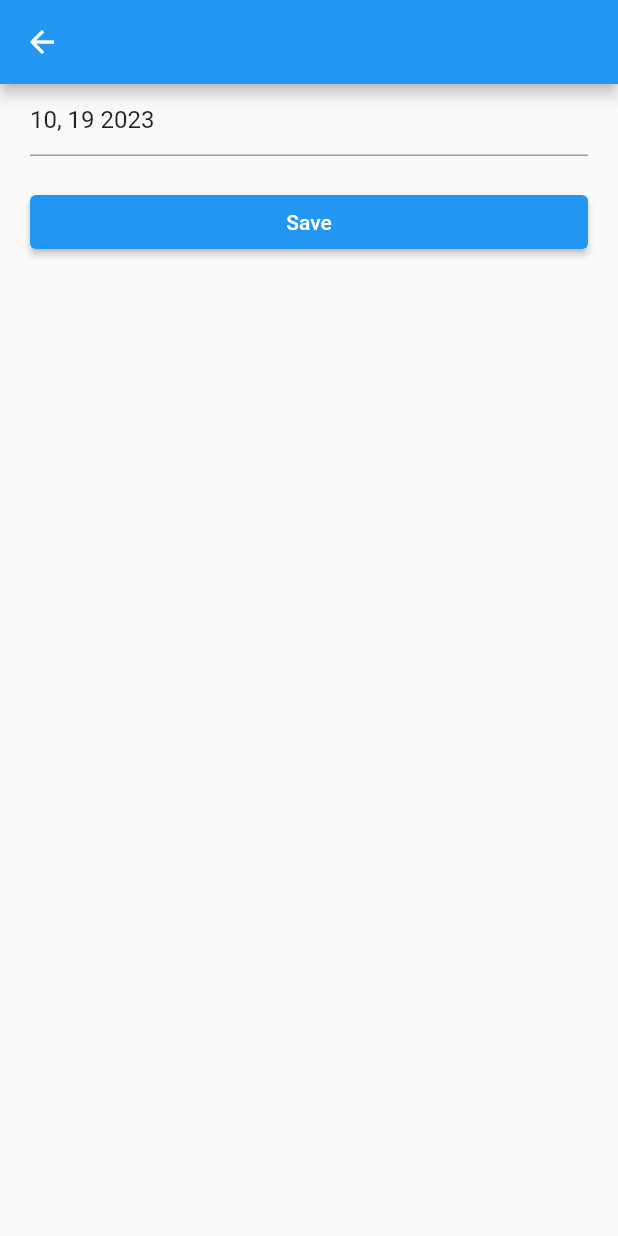
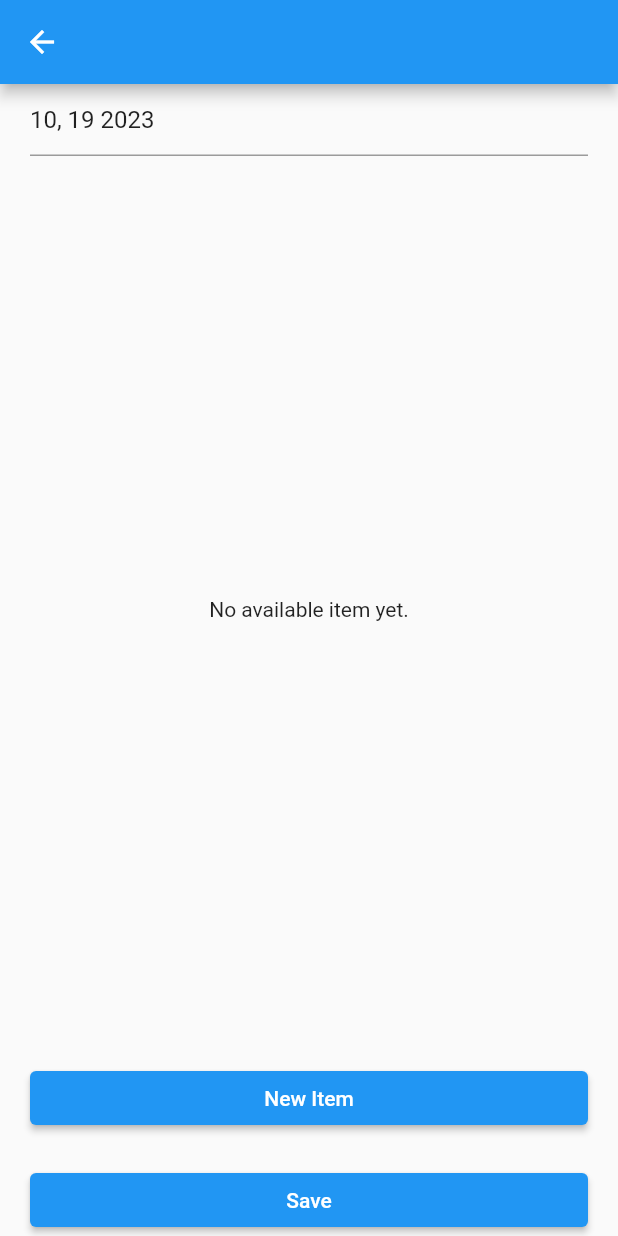
Before and after one commit to Alastier07/melchase-app, a Flutter app: the screen it shows after launch, after a tap on the "add" icon, on a phone screen of 412 x 824 dp. Run offline on Flutter 3.47's test engine with Material 2 defaults, Android fonts, the phone set to English and light mode, and no system bars; our stand-ins replace flutter_bloc.

Commit message:
test add item

```diff
--- a/lib/screens/new_purchase_screen.dart
+++ b/lib/screens/new_purchase_screen.dart
@@ -2,7 +2,9 @@ import 'package:flutter/material.dart';
 import 'package:flutter_bloc/flutter_bloc.dart';
 import 'package:intl/intl.dart';
 
+import '../blocs/item_bloc/item_bloc.dart';
 import '../blocs/purchase_bloc/purchase_bloc.dart';
+import '../models/item_model.dart';
 import '../models/purchase_model.dart';
 
 class NewPurchaseScreen extends StatefulWidget {
@@ -54,6 +56,56 @@ class _NewPurchaseScreenState extends State<NewPurchaseScreen> {
               },
             ),
             const SizedBox(height: 20),
+            Expanded(
+              child: BlocBuilder<ItemBloc, ItemState>(
+                builder: (context, state) {
+                  if (state.item.isEmpty) {
+                    return const Center(
+                      child: Text('No available item yet.'),
+                    );
+                  } else {
+                    final item = state.item;
+
+                    return ListView.builder(
+                      itemCount: item.length,
+                      itemBuilder: (context, index) => ListTile(
+                        title: Text(item[index].name),
+                      ),
+                    );
+                  }
+                },
+              ),
+            ),
+            const SizedBox(height: 20),
+            SizedBox(
+              width: double.infinity,
+              child: ElevatedButton(
+                onPressed: () => showModalBottomSheet(
+                  context: context,
+                  builder: (ctx) => SizedBox(
+                    height: 200,
+                    child: Column(
+                      children: [
+                        ElevatedButton(
+                          onPressed: () => ctx.read<ItemBloc>().add(
+                                AddItem(
+                                  item: Item(
+                                      id: 1,
+                                      name: 'Test',
+                                      quantity: '1',
+                                      amount: 1.00),
+                                ),
+                              ),
+                          child: const Text('Test Save Item'),
+                        ),
+                      ],
+                    ),
+                  ),
+                ),
+                child: const Text('New Item'),
+              ),
+            ),
+            const SizedBox(height: 20),
             SizedBox(
               width: double.infinity,
               child: ElevatedButton(
```
